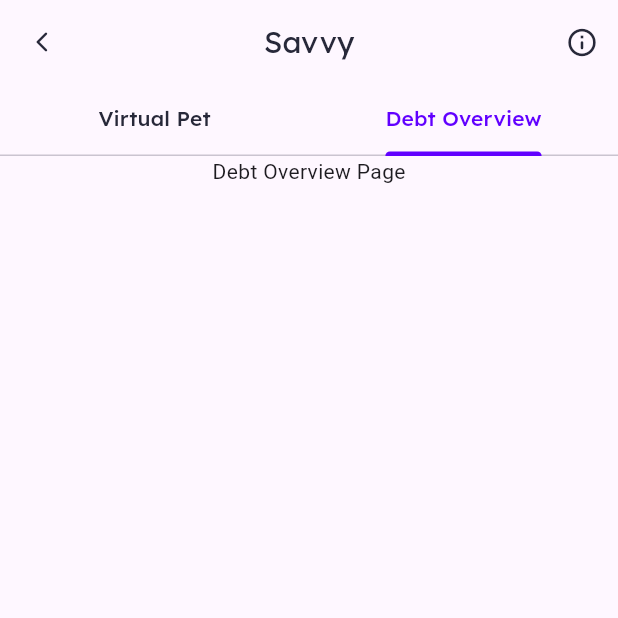
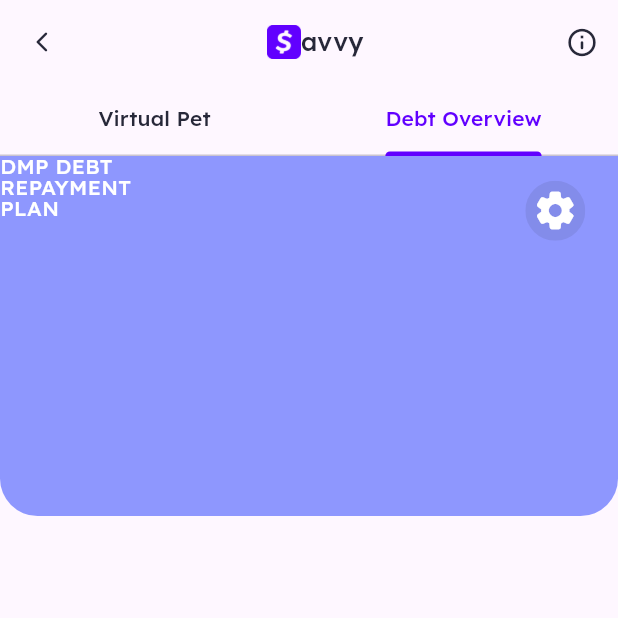
Before and after one commit to ohshuzanne/savvy, a Flutter app: the DebtManagerPage screen opened directly, tab 2 chosen, on a phone screen of 412 x 824 dp, the top half of it. Run offline on Flutter 3.47's test engine with Material 3 defaults, Android fonts, the phone set to English and light mode, and no system bars; our stand-ins replace sliding_up_panel.

Commit message:
-started work on debt overview page

```diff
--- a/lib/view/debtmanagerpage.dart
+++ b/lib/view/debtmanagerpage.dart
@@ -41,12 +41,22 @@ class _DebtManagerPageState extends State<DebtManagerPage>
             size: 16,
           ),
         ),
-        title: const Text(
-          "Savvy",
-          style: TextStyle(
-            fontFamily: 'Lexend',
-            fontSize: 20,
-          ),
+        title: Row(
+          mainAxisAlignment: MainAxisAlignment.center,
+          children: [
+            Container(
+              height: 23,
+              child: Image.asset('lib/images/savvylogo.png'),
+            ),
+            Text(
+              "avvy",
+              style: TextStyle(
+                fontFamily: 'Lexend',
+                fontSize: 17,
+                fontWeight: FontWeight.w500,
+              ),
+            ),
+          ],
         ),
         centerTitle: true,
         actions: [
--- a/lib/view/expensestrackerpage.dart
+++ b/lib/view/expensestrackerpage.dart
@@ -24,12 +24,22 @@ class _ExpensesTrackerPageState extends State<ExpensesTrackerPage> {
             size: 16,
           ),
         ),
-        title: const Text(
-          "Savvy",
-          style: TextStyle(
-            fontFamily: 'Lexend',
-            fontSize: 20,
-          ),
+        title: Row(
+          mainAxisAlignment: MainAxisAlignment.center,
+          children: [
+            Container(
+              height: 23,
+              child: Image.asset('lib/images/savvylogo.png'),
+            ),
+            Text(
+              "avvy",
+              style: TextStyle(
+                fontFamily: 'Lexend',
+                fontSize: 17,
+                fontWeight: FontWeight.w500,
+              ),
+            ),
+          ],
         ),
         centerTitle: true,
         actions: [
--- a/lib/view/fulldebtoverviewpage.dart
+++ b/lib/view/fulldebtoverviewpage.dart
@@ -1,5 +1,6 @@
 import 'package:flutter/material.dart';
 import 'package:savvy/components/gradient_background.dart';
+import 'package:savvy/utils/colors.dart';
 
 class FullDebtOverviewPage extends StatefulWidget {
   const FullDebtOverviewPage({super.key});
@@ -20,8 +21,50 @@ class _FullDebtOverviewPageState extends State<FullDebtOverviewPage> {
                 child: Column(
                   crossAxisAlignment: CrossAxisAlignment.start,
                   children: [
-                    Text(
-                      "Debt Overview Page",
+                    Container(
+                      width: double.infinity,
+                      height: 240,
+                      decoration: BoxDecoration(
+                        color: darkBlue,
+                        borderRadius: BorderRadius.only(
+                          bottomLeft: Radius.circular(25),
+                          bottomRight: Radius.circular(25),
+                        ),
+                      ),
+                      //settings icon
+                      child: Stack(
+                        children: [
+                          Positioned(
+                            top: MediaQuery.of(context).size.height * 0.02,
+                            left: MediaQuery.of(context).size.width * 0.85,
+                            child: ClipRRect(
+                              borderRadius: BorderRadius.circular(25),
+                              child: Container(
+                                height: 40,
+                                width: 40,
+                                color: darkGrey.withOpacity(0.1),
+                                child: Icon(Icons.settings_rounded,
+                                    size: 30, color: Colors.white),
+                              ),
+                            ),
+                          ),
+
+                          //greeting
+                          Column(
+                            children: [
+                              Text(
+                                "DMP DEBT\nREPAYMENT\nPLAN",
+                                style: TextStyle(
+                                  fontWeight: FontWeight.w500,
+                                  fontFamily: 'Lexend',
+                                  color: Colors.white,
+                                  height: 1,
+                                ),
+                              ),
+                            ],
+                          ),
+                        ],
+                      ),
                     ),
                   ],
                 ),
--- a/lib/view/virtualpetpage.dart
+++ b/lib/view/virtualpetpage.dart
@@ -44,7 +44,7 @@ class _VirtualPetPageState extends State<VirtualPetPage> {
                 Navigator.of(context).pop();
               },
               child: Text(
-                'Decline',
+                'NO',
                 style: TextStyle(fontFamily: 'Lexend', color: darkGrey),
               ),
             ),
@@ -62,7 +62,7 @@ class _VirtualPetPageState extends State<VirtualPetPage> {
                 }
               },
               child: Text(
-                'Accept',
+                'YES',
                 style: TextStyle(fontFamily: 'Lexend', color: darkGrey),
               ),
             ),
```
